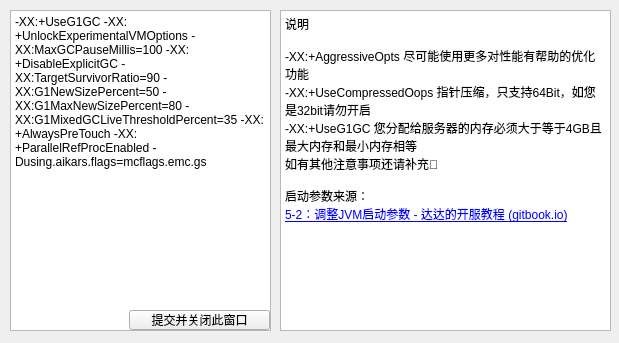
Old version of the form SupportLib/start_options.ui in the repository MojaveHao/MSL2-Python.
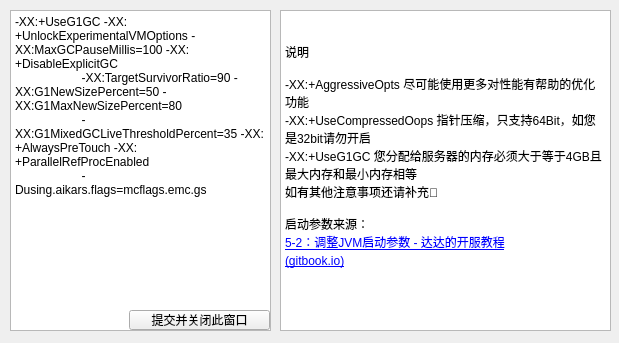
New version of the form.

The edit to the form file:
```diff
--- a/SupportLib/start_options.ui
+++ b/SupportLib/start_options.ui
@@ -24,18 +24,32 @@
    </property>
    <property name="html">
     <string>&lt;!DOCTYPE HTML PUBLIC &quot;-//W3C//DTD HTML 4.0//EN&quot; &quot;http://www.w3.org/TR/REC-html40/strict.dtd&quot;&gt;
-&lt;html&gt;&lt;head&gt;&lt;meta name=&quot;qrichtext&quot; content=&quot;1&quot; /&gt;&lt;style type=&quot;text/css&quot;&gt;
-p, li { white-space: pre-wrap; }
-&lt;/style&gt;&lt;/head&gt;&lt;body style=&quot; font-family:'SimSun'; font-size:9pt; font-weight:400; font-style:normal;&quot;&gt;
-&lt;p style=&quot; margin-top:0px; margin-bottom:0px; margin-left:0px; margin-right:0px; -qt-block-indent:0; text-indent:0px;&quot;&gt;说明&lt;/p&gt;
-&lt;p style=&quot;-qt-paragraph-type:empty; margin-top:0px; margin-bottom:0px; margin-left:0px; margin-right:0px; -qt-block-indent:0; text-indent:0px;&quot;&gt;&lt;br /&gt;&lt;/p&gt;
-&lt;p style=&quot; margin-top:0px; margin-bottom:0px; margin-left:0px; margin-right:0px; -qt-block-indent:0; text-indent:0px;&quot;&gt;-XX:+AggressiveOpts 尽可能使用更多对性能有帮助的优化功能&lt;/p&gt;
-&lt;p style=&quot; margin-top:0px; margin-bottom:0px; margin-left:0px; margin-right:0px; -qt-block-indent:0; text-indent:0px;&quot;&gt;-XX:+UseCompressedOops 指针压缩，只支持64Bit，如您是32bit请勿开启&lt;/p&gt;
-&lt;p style=&quot; margin-top:0px; margin-bottom:0px; margin-left:0px; margin-right:0px; -qt-block-indent:0; text-indent:0px;&quot;&gt;-XX:+UseG1GC 您分配给服务器的内存必须大于等于4GB且最大内存和最小内存相等&lt;/p&gt;
-&lt;p style=&quot; margin-top:0px; margin-bottom:0px; margin-left:0px; margin-right:0px; -qt-block-indent:0; text-indent:0px;&quot;&gt;如有其他注意事项还请补充🙏&lt;/p&gt;
-&lt;p style=&quot;-qt-paragraph-type:empty; margin-top:0px; margin-bottom:0px; margin-left:0px; margin-right:0px; -qt-block-indent:0; text-indent:0px;&quot;&gt;&lt;br /&gt;&lt;/p&gt;
-&lt;p style=&quot; margin-top:0px; margin-bottom:0px; margin-left:0px; margin-right:0px; -qt-block-indent:0; text-indent:0px;&quot;&gt;启动参数来源：&lt;/p&gt;
-&lt;p style=&quot; margin-top:0px; margin-bottom:0px; margin-left:0px; margin-right:0px; -qt-block-indent:0; text-indent:0px;&quot;&gt;&lt;a href=&quot;https://logo.gitbook.io/server/5/5-2&quot;&gt;&lt;span style=&quot; text-decoration: underline; color:#0000ff;&quot;&gt;5-2：调整JVM启动参数 - 达达的开服教程 (gitbook.io)&lt;/span&gt;&lt;/a&gt;&lt;/p&gt;&lt;/body&gt;&lt;/html&gt;</string>
+                    &lt;html&gt;&lt;head&gt;&lt;meta name=&quot;qrichtext&quot; content=&quot;1&quot; /&gt;&lt;style
+                    type=&quot;text/css&quot;&gt;
+                    p, li { white-space: pre-wrap; }
+                    &lt;/style&gt;&lt;/head&gt;&lt;body style=&quot; font-family:'SimSun'; font-size:9pt;
+                    font-weight:400; font-style:normal;&quot;&gt;
+                    &lt;p style=&quot; margin-top:0px; margin-bottom:0px; margin-left:0px; margin-right:0px;
+                    -qt-block-indent:0; text-indent:0px;&quot;&gt;说明&lt;/p&gt;
+                    &lt;p style=&quot;-qt-paragraph-type:empty; margin-top:0px; margin-bottom:0px; margin-left:0px;
+                    margin-right:0px; -qt-block-indent:0; text-indent:0px;&quot;&gt;&lt;br /&gt;&lt;/p&gt;
+                    &lt;p style=&quot; margin-top:0px; margin-bottom:0px; margin-left:0px; margin-right:0px;
+                    -qt-block-indent:0; text-indent:0px;&quot;&gt;-XX:+AggressiveOpts 尽可能使用更多对性能有帮助的优化功能&lt;/p&gt;
+                    &lt;p style=&quot; margin-top:0px; margin-bottom:0px; margin-left:0px; margin-right:0px;
+                    -qt-block-indent:0; text-indent:0px;&quot;&gt;-XX:+UseCompressedOops 指针压缩，只支持64Bit，如您是32bit请勿开启&lt;/p&gt;
+                    &lt;p style=&quot; margin-top:0px; margin-bottom:0px; margin-left:0px; margin-right:0px;
+                    -qt-block-indent:0; text-indent:0px;&quot;&gt;-XX:+UseG1GC 您分配给服务器的内存必须大于等于4GB且最大内存和最小内存相等&lt;/p&gt;
+                    &lt;p style=&quot; margin-top:0px; margin-bottom:0px; margin-left:0px; margin-right:0px;
+                    -qt-block-indent:0; text-indent:0px;&quot;&gt;如有其他注意事项还请补充🙏&lt;/p&gt;
+                    &lt;p style=&quot;-qt-paragraph-type:empty; margin-top:0px; margin-bottom:0px; margin-left:0px;
+                    margin-right:0px; -qt-block-indent:0; text-indent:0px;&quot;&gt;&lt;br /&gt;&lt;/p&gt;
+                    &lt;p style=&quot; margin-top:0px; margin-bottom:0px; margin-left:0px; margin-right:0px;
+                    -qt-block-indent:0; text-indent:0px;&quot;&gt;启动参数来源：&lt;/p&gt;
+                    &lt;p style=&quot; margin-top:0px; margin-bottom:0px; margin-left:0px; margin-right:0px;
+                    -qt-block-indent:0; text-indent:0px;&quot;&gt;&lt;a href=&quot;https://logo.gitbook.io/server/5/5-2&quot;&gt;&lt;span
+                    style=&quot; text-decoration: underline; color:#0000ff;&quot;&gt;5-2：调整JVM启动参数 - 达达的开服教程
+                    (gitbook.io)&lt;/span&gt;&lt;/a&gt;&lt;/p&gt;&lt;/body&gt;&lt;/html&gt;
+                </string>
    </property>
   </widget>
   <widget class="QPlainTextEdit" name="options">
@@ -48,7 +62,11 @@
     </rect>
    </property>
    <property name="plainText">
-    <string>-XX:+UseG1GC -XX:+UnlockExperimentalVMOptions -XX:MaxGCPauseMillis=100 -XX:+DisableExplicitGC -XX:TargetSurvivorRatio=90 -XX:G1NewSizePercent=50 -XX:G1MaxNewSizePercent=80 -XX:G1MixedGCLiveThresholdPercent=35 -XX:+AlwaysPreTouch -XX:+ParallelRefProcEnabled -Dusing.aikars.flags=mcflags.emc.gs</string>
+                <string>-XX:+UseG1GC -XX:+UnlockExperimentalVMOptions -XX:MaxGCPauseMillis=100 -XX:+DisableExplicitGC
+                    -XX:TargetSurvivorRatio=90 -XX:G1NewSizePercent=50 -XX:G1MaxNewSizePercent=80
+                    -XX:G1MixedGCLiveThresholdPercent=35 -XX:+AlwaysPreTouch -XX:+ParallelRefProcEnabled
+                    -Dusing.aikars.flags=mcflags.emc.gs
+                </string>
    </property>
   </widget>
   <widget class="QPushButton" name="pbtn_verify_and_exit">
```
Lines whose indentation alone changed are shown as unchanged.
